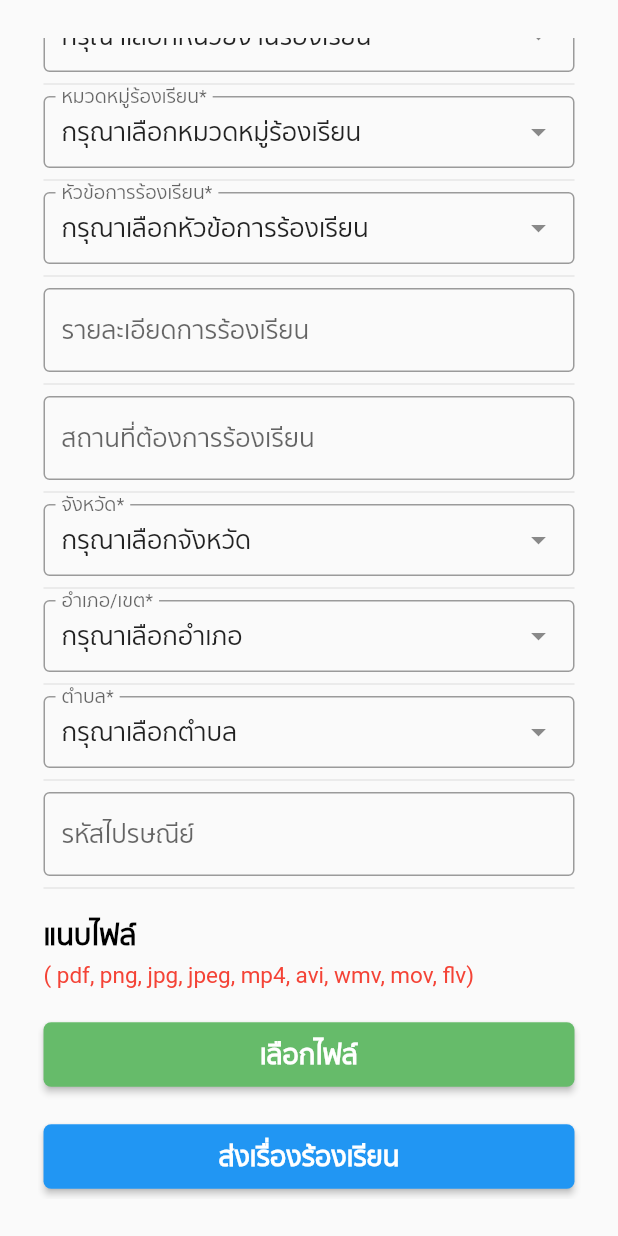
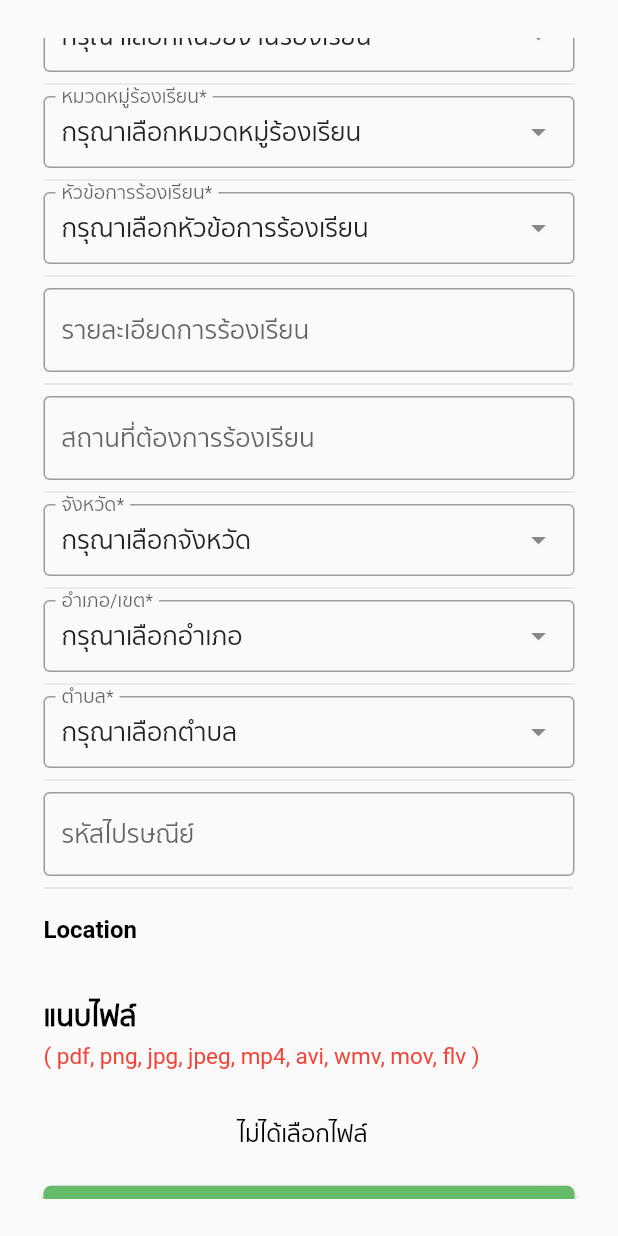
Before and after one commit to ittiwatwhangdee/Anamai, a Flutter app: the MyStatelessWidget screen opened directly, scrolled down 544 dp, on a phone screen of 412 x 824 dp. Run offline on Flutter 3.47's test engine with Material 2 defaults, Android fonts, the phone set to English and light mode, and no system bars; drawn by our look-alikes of dropdown_search; our stand-ins replace font_awesome_flutter.

Commit message:
Update complaint_page.dart

```diff
--- a/anamai/lib/complaint_page.dart
+++ b/anamai/lib/complaint_page.dart
@@ -325,6 +325,17 @@ class MyStatelessWidget extends StatelessWidget {
                   Divider(),
 
                   Container(
+                    padding: EdgeInsets.fromLTRB(0, 10, 5, 25),
+                    child: Text(
+                      'Location',
+                      style: TextStyle(
+                          fontSize: 16,
+                          color: Colors.black,
+                          fontWeight: FontWeight.bold),
+                    ),
+                  ),
+
+                  Container(
                     padding: EdgeInsets.fromLTRB(0, 15, 8, 8),
                     child: Text(
                       'แนบไฟล์',
@@ -338,10 +349,22 @@ class MyStatelessWidget extends StatelessWidget {
                   Container(
                     padding: EdgeInsets.fromLTRB(0, 0, 8, 20),
                     child: Text(
-                      '( pdf, png, jpg, jpeg, mp4, avi, wmv, mov, flv)',
+                      '( pdf, png, jpg, jpeg, mp4, avi, wmv, mov, flv )',
                       style: TextStyle(
                         fontSize: 15,
                         color: Colors.red,
+                      ),
+                    ),
+                  ),
+
+                  Container(
+                    padding: EdgeInsets.fromLTRB(0, 15, 8, 25),
+                    child: Text(
+                      'ไม่ได้เลือกไฟล์',
+                      textAlign: TextAlign.center,
+                      style: TextStyle(
+                        fontSize: 15,
+                        color: Colors.black,
                       ),
                     ),
                   ),
```
